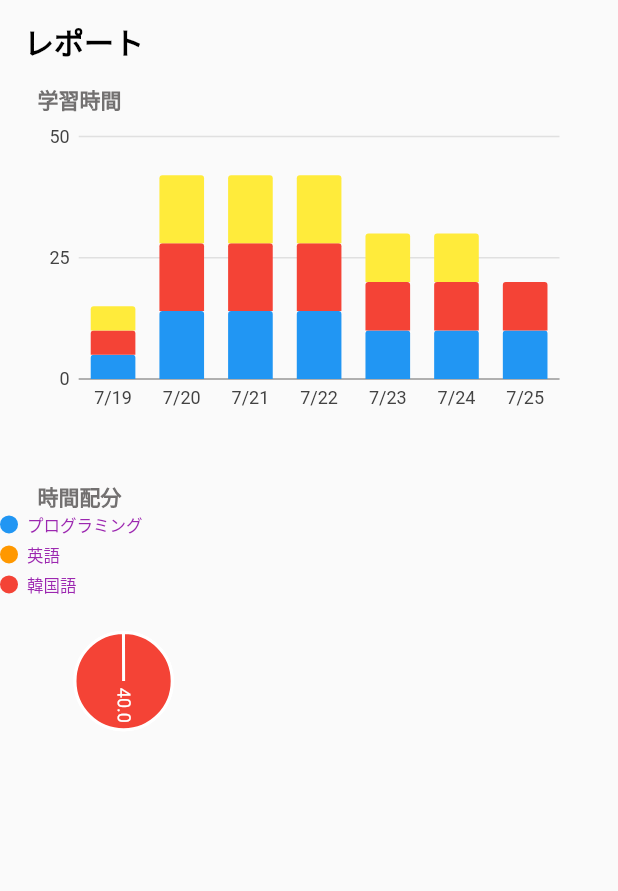
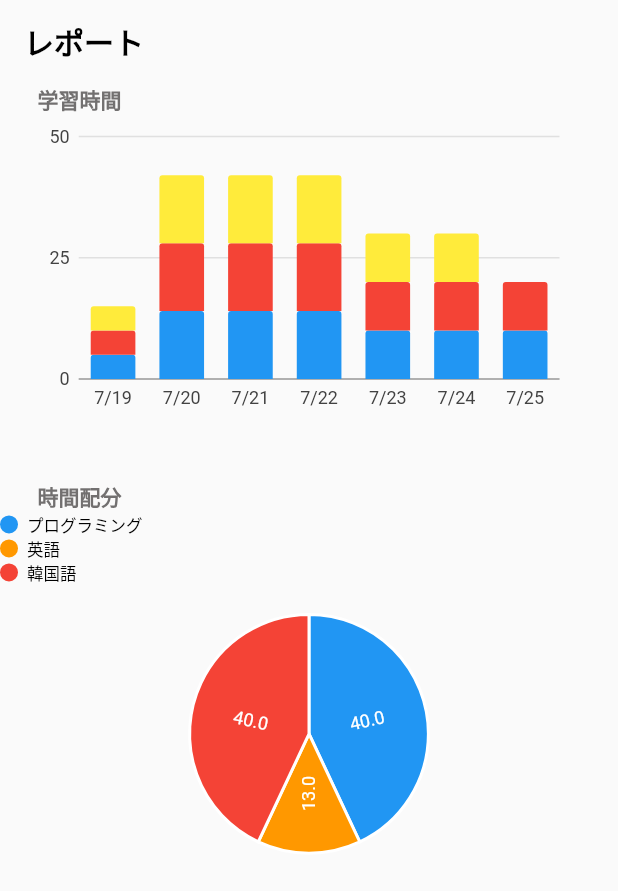
Before and after one commit to SeyaKen/ENPITSU, a Flutter app: the BenkyouKiroku screen opened directly, on a phone screen of 412 x 824 dp. Shown: the top 891 px of the screen. Run offline on Flutter 3.47's test engine with Material 2 defaults, Android fonts, the phone set to English and light mode, and no system bars; drawn by our look-alikes of google_mobile_ads; our stand-ins replace charts_flutter, cloud_firestore, firebase_auth, firebase_core, firebase_remote_config, firebase_storage and 6 more; missing offline and left inert: cloud_firestore_web, firebase_auth_web, firebase_core_web, firebase_storage_web, google_sign_in_web, image_picker_for_web and 1 more; accounts and stored records are empty; network calls fail; Roboto replaces fonts that are missing (Georgia).

Commit message:
nakanaka really really difficult but I can do this 100%

```diff
--- a/lib/Chart/benkyoukiroku.dart
+++ b/lib/Chart/benkyoukiroku.dart
@@ -48,7 +48,7 @@ class _BenkyouKirokuState extends State<BenkyouKiroku> {
         measureFn: (Task task, _) => task.taskvalue,
         colorFn: (Task task, _) =>
             charts.ColorUtil.fromDartColor(task.colorval),
-        id: 'DailyTask',
+        id: 'Daily Task',
         labelAccessorFn: (Task row, _) => '${row.taskvalue}',
       ),
     );
@@ -290,34 +290,36 @@ class _BenkyouKirokuState extends State<BenkyouKiroku> {
                     crossAxisAlignment: CrossAxisAlignment.start,
                     children: [
                       SizedBox(
-                        height: MediaQuery.of(context).size.height * 0.20,
-                        width: MediaQuery.of(context).size.height * 0.20,
-                        child: charts.PieChart(
+                        height: MediaQuery.of(context).size.height * 0.30,
+                        width: MediaQuery.of(context).size.width,
+                        child: charts.PieChart<String>(
                           _seriesPieData!,
                           animate: false,
                           behaviors: [
                             charts.DatumLegend(
-                              outsideJustification: charts.OutsideJustification.endDrawArea,
+                                outsideJustification:
+                                    charts.OutsideJustification.endDrawArea,
                                 horizontalFirst: false,
-                              desiredMaxRows: 2,
-                              cellPadding: const EdgeInsets.only(right: 4, bottom: 4),
-                              entryTextStyle: charts.TextStyleSpec(
-                                color: charts.MaterialPalette.purple.shadeDefault,
-                                fontFamily: 'Georgia',
+                                desiredMaxRows: 10,
+                                cellPadding: const EdgeInsets.all(
+                                    0),
+                                entryTextStyle: const charts.TextStyleSpec(
+                                  color: charts
+                                      .MaterialPalette.black,
                                   fontSize: 11,
-                              )
+                                ))
+                          ],
+                          defaultRenderer: charts.ArcRendererConfig(
+                              arcWidth: 100000,
+                              arcRendererDecorators: [
+                                charts.ArcLabelDecorator(
+                                    labelPosition:
+                                        charts.ArcLabelPosition.inside)
+                              ]),
+                        ),
                       )
                     ],
-                          defaultRenderer: charts.ArcRendererConfig(
-                            arcLength: 100,
-                            arcRendererDecorators: [
-                              charts.ArcLabelDecorator(
-                                labelPosition: charts.ArcLabelPosition.inside
-                              )
-                            ]
                   ),
-                        )
-                      )
                 ],
               ),
               SizedBox(
@@ -328,8 +330,6 @@ class _BenkyouKirokuState extends State<BenkyouKiroku> {
                           ad: banner!,
                         )
                       : const SizedBox()),
-                ],
-              ),
             ]));
   }
 }
```
Lines whose indentation alone changed are shown as unchanged.
